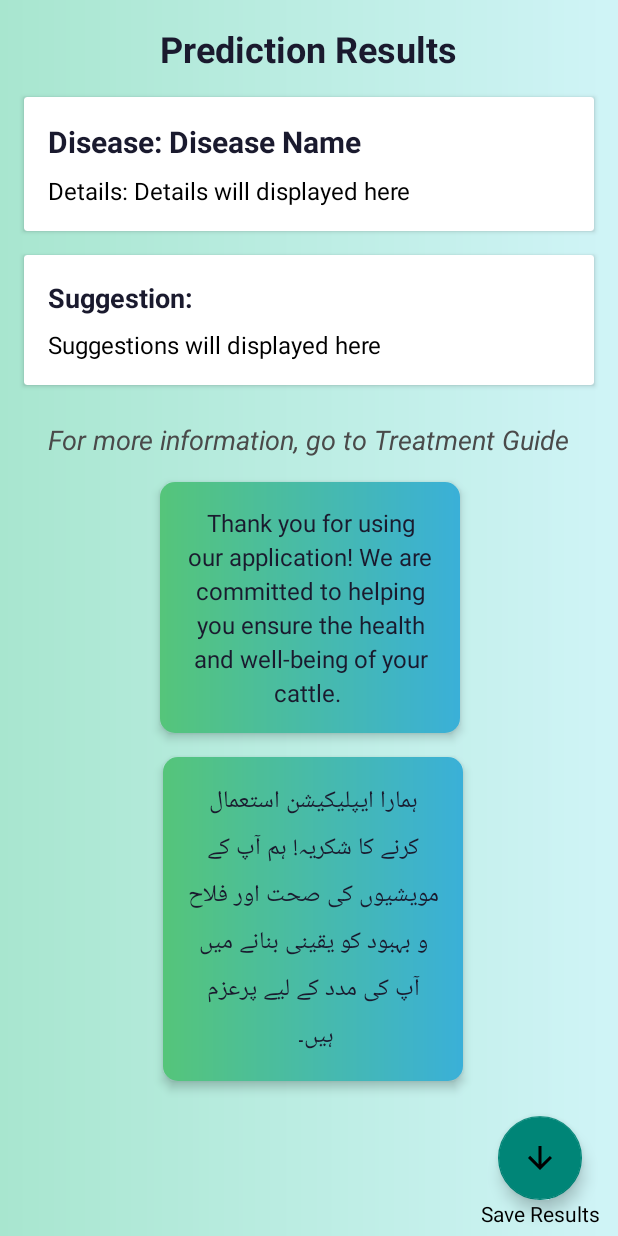
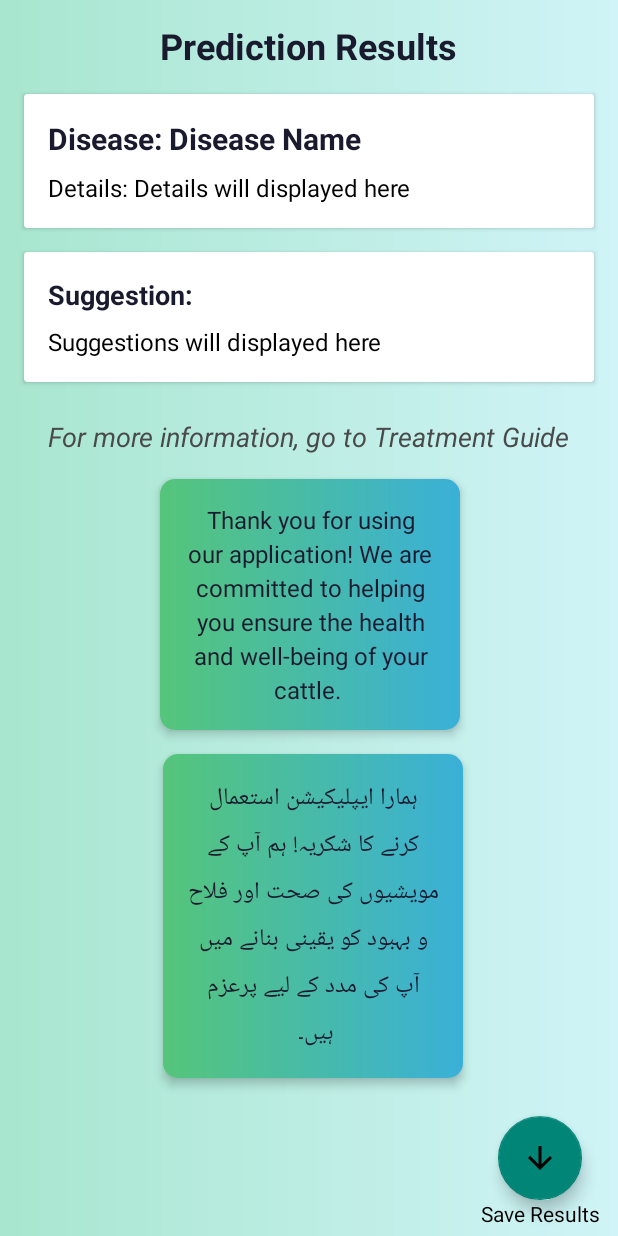
Before and after one commit to Abdulislam381/Cattle-Disease-Prediction, an Android app: the PredictionResultsActivity screen opened directly, with no data from a screen before it, on a phone screen of 412 x 824 dp. Run offline under Robolectric (Android 15) with nearby library versions, the phone set to English and light mode, and no system bars.

Commit message:
Eman commit prediction result 2

```diff
--- a/app/src/main/res/layout/activity_prediction_results.xml
+++ b/app/src/main/res/layout/activity_prediction_results.xml
@@ -12,7 +12,7 @@
         android:id="@+id/predictionResultsHeading"
         android:layout_width="wrap_content"
         android:layout_height="wrap_content"
-        android:layout_marginTop="16dp"
+        android:layout_marginTop="14dp"
         android:layout_centerHorizontal="true"
         android:text="Prediction Results"
         android:textSize="24sp"
```
